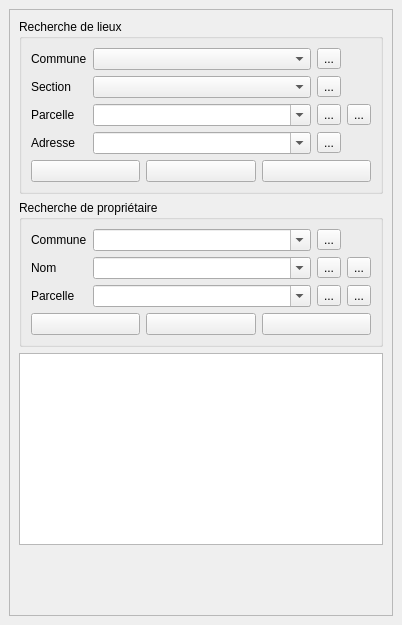
The window that cadastre/forms/cadastre_search_form.ui (jdev-org/QgisCadastrePlugin) describes before a commit, drawn with Qt 5.
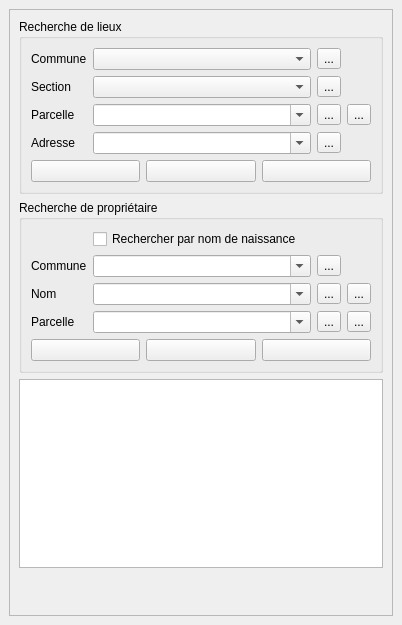
The same window after the commit.

Commit message: Insert checkbox and search by ddenom or dnomus 3liz/QgisCadastrePlugin#119

Patch:
```diff
--- a/cadastre/forms/cadastre_search_form.ui
+++ b/cadastre/forms/cadastre_search_form.ui
@@ -219,18 +219,19 @@
           <layout class="QVBoxLayout" name="verticalLayout_2">
            <item>
             <layout class="QGridLayout" name="gridLayout_2">
-             <item row="1" column="3">
-              <widget class="QToolButton" name="btExportProprietaire">
-               <property name="toolTip">
-                <string>Exporter le relevé de propriété</string>
-               </property>
-               <property name="text">
-                <string>...</string>
-               </property>
-              </widget>
-             </item>
+             <!--Checkbox-->
+            <item row="0" column="1">
+             <widget class="QCheckBox" name="cbSearchNameBirth">
+              <property name="text">
+               <string>Rechercher par nom de naissance</string>
+              </property>
+              <property name="checked">
+               <bool>false</bool>
+              </property>
+             </widget>
+            </item>
              <!--Combo-->
-             <item row="0" column="1">
+             <item row="1" column="1">
               <widget class="QComboBox" name="liCommuneProprietaire">
                <property name="sizePolicy">
                 <sizepolicy hsizetype="MinimumExpanding" vsizetype="Fixed">
@@ -243,20 +244,20 @@
                </property>
               </widget>
              </item>
-             <item row="1" column="1">
-              <widget class="QComboBox" name="liProprietaire">
-               <property name="sizePolicy">
-                <sizepolicy hsizetype="MinimumExpanding" vsizetype="Fixed">
-                 <horstretch>0</horstretch>
-                 <verstretch>0</verstretch>
-                </sizepolicy>
-               </property>
-               <property name="editable">
-                <bool>true</bool>
-               </property>
-              </widget>
-             </item>
              <item row="2" column="1">
+              <widget class="QComboBox" name="liProprietaire">
+               <property name="sizePolicy">
+                <sizepolicy hsizetype="MinimumExpanding" vsizetype="Fixed">
+                 <horstretch>0</horstretch>
+                 <verstretch>0</verstretch>
+                </sizepolicy>
+               </property>
+               <property name="editable">
+                <bool>true</bool>
+               </property>
+              </widget>
+             </item>
+             <item row="3" column="1">
               <widget class="QComboBox" name="liParcelleProprietaire">
                <property name="sizePolicy">
                 <sizepolicy hsizetype="MinimumExpanding" vsizetype="Fixed">
@@ -270,21 +271,21 @@
               </widget>
              </item>
              <!--Labels-->
-             <item row="0" column="0">
+             <item row="1" column="0">
               <widget class="QLabel" name="label_6">
                <property name="text">
                 <string>Commune</string>
                </property>
               </widget>
              </item>
-             <item row="1" column="0">
+             <item row="2" column="0">
               <widget class="QLabel" name="label_4">
                <property name="text">
                 <string>Nom</string>
                </property>
               </widget>
              </item>
-             <item row="2" column="0">
+             <item row="3" column="0">
               <widget class="QLabel" name="label_3">
                <property name="maximumSize">
                 <size>
@@ -299,6 +300,16 @@
              </item>
             <!--Export Buttons-->
              <item row="2" column="3">
+              <widget class="QToolButton" name="btExportProprietaire">
+               <property name="toolTip">
+                <string>Exporter le relevé de propriété</string>
+               </property>
+               <property name="text">
+                <string>...</string>
+               </property>
+              </widget>
+             </item>
+             <item row="3" column="3">
               <widget class="QToolButton" name="btExportParcelleProprietaire">
                <property name="toolTip">
                 <string>Exporter le relevé parcellaire</string>
@@ -309,18 +320,8 @@
               </widget>
              </item>
              <!--Reset Buttons-->
-             <item row="0" column="2">
-              <widget class="QToolButton" name="btResetCommuneProprietaire">
-               <property name="toolTip">
-                <string>Retour à l'ensemble des communes</string>
-               </property>
-               <property name="text">
-                <string>...</string>
-               </property>
-              </widget>
-             </item>
              <item row="1" column="2">
-              <widget class="QToolButton" name="btResetProprietaire">
+              <widget class="QToolButton" name="btResetCommuneProprietaire">
                <property name="toolTip">
                 <string>Retour à l'ensemble des parcelles</string>
                </property>
@@ -330,6 +331,16 @@
               </widget>
              </item>
              <item row="2" column="2">
+              <widget class="QToolButton" name="btResetProprietaire">
+               <property name="toolTip">
+                <string>Retour à l'ensemble des parcelles</string>
+               </property>
+               <property name="text">
+                <string>...</string>
+               </property>
+              </widget>
+             </item>
+             <item row="3" column="2">
               <widget class="QToolButton" name="btResetParcelleProprietaire">
                <property name="toolTip">
                 <string>Retour à l'ensemble des parcelles</string>
```
Left out of the diff: 4 changed lines with no effect on the pictures. The commit also changes 1 other file.
